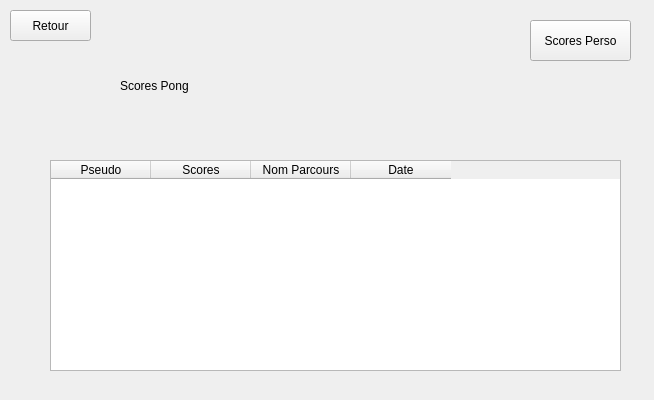
First picture: the form in testIHMClimingProject/testIHMClimingProject/scoresPongMenu.ui, repository simplyyCarlos/ClimbingProject, before the edit.
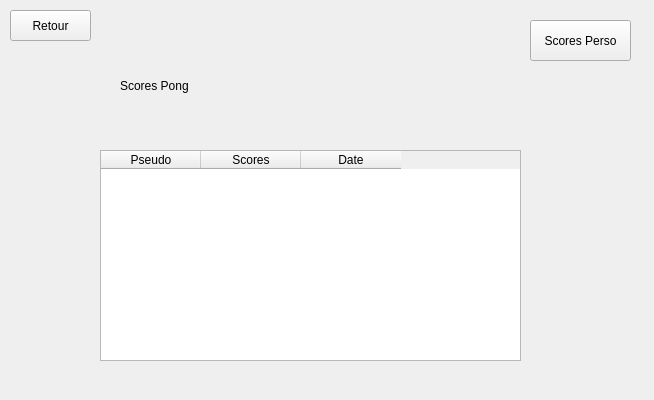
Second picture: the form after the edit.

Patch:
```diff
--- a/testIHMClimingProject/testIHMClimingProject/scoresPongMenu.ui
+++ b/testIHMClimingProject/testIHMClimingProject/scoresPongMenu.ui
@@ -16,9 +16,9 @@
   <widget class="QTableWidget" name="tableWidget_Parcours">
    <property name="geometry">
     <rect>
-     <x>50</x>
-     <y>160</y>
-     <width>571</width>
+     <x>100</x>
+     <y>150</y>
+     <width>421</width>
      <height>211</height>
     </rect>
    </property>
@@ -35,11 +35,6 @@
      <string>Scores</string>
     </property>
    </column>
-   <column>
-    <property name="text">
-     <string>Nom Parcours</string>
-    </property>
-   </column>
    <column>
     <property name="text">
      <string>Date</string>
```
